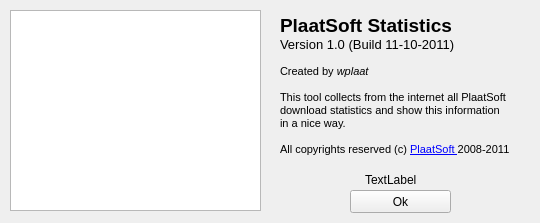
First picture: the form in src/about.ui, repository plaatsoft/plaatstats, before the edit.
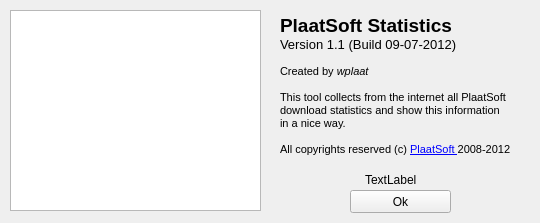
Second picture: the form after the edit.

What changed in the file:
```diff
--- a/src/about.ui
+++ b/src/about.ui
@@ -38,7 +38,7 @@
 p, li { white-space: pre-wrap; }
 &lt;/style&gt;&lt;/head&gt;&lt;body style=&quot; font-family:'MS Shell Dlg 2'; font-size:8.25pt; font-weight:400; font-style:normal;&quot;&gt;
 &lt;p style=&quot; margin-top:0px; margin-bottom:0px; margin-left:0px; margin-right:0px; -qt-block-indent:0; text-indent:0px;&quot;&gt;&lt;span style=&quot; font-size:14pt; font-weight:600;&quot;&gt;PlaatSoft Statistics&lt;/span&gt;&lt;/p&gt;
-&lt;p style=&quot; margin-top:0px; margin-bottom:0px; margin-left:0px; margin-right:0px; -qt-block-indent:0; text-indent:0px;&quot;&gt;&lt;span style=&quot; font-size:10pt;&quot;&gt;Version 1.0 (Build 11-10-2011)&lt;/span&gt;&lt;/p&gt;
+&lt;p style=&quot; margin-top:0px; margin-bottom:0px; margin-left:0px; margin-right:0px; -qt-block-indent:0; text-indent:0px;&quot;&gt;&lt;span style=&quot; font-size:10pt;&quot;&gt;Version 1.1 (Build 09-07-2012)&lt;/span&gt;&lt;/p&gt;
 &lt;p style=&quot; margin-top:0px; margin-bottom:0px; margin-left:0px; margin-right:0px; -qt-block-indent:0; text-indent:0px;&quot;&gt;&lt;span style=&quot; font-size:8pt;&quot;&gt;          &lt;/span&gt;&lt;/p&gt;
 &lt;p style=&quot; margin-top:0px; margin-bottom:0px; margin-left:0px; margin-right:0px; -qt-block-indent:0; text-indent:0px;&quot;&gt;&lt;span style=&quot; font-size:8pt;&quot;&gt;Created by &lt;/span&gt;&lt;span style=&quot; font-size:8pt; font-style:italic;&quot;&gt;wplaat&lt;/span&gt;&lt;/p&gt;
 &lt;p style=&quot; margin-top:0px; margin-bottom:0px; margin-left:0px; margin-right:0px; -qt-block-indent:0; text-indent:0px;&quot;&gt;&lt;span style=&quot; font-size:8pt;&quot;&gt;       &lt;/span&gt;&lt;/p&gt;
@@ -46,7 +46,7 @@
 &lt;p style=&quot; margin-top:0px; margin-bottom:0px; margin-left:0px; margin-right:0px; -qt-block-indent:0; text-indent:0px;&quot;&gt;&lt;span style=&quot; font-size:8pt;&quot;&gt;download statistics and show this information&lt;/span&gt;&lt;/p&gt;
 &lt;p style=&quot; margin-top:0px; margin-bottom:0px; margin-left:0px; margin-right:0px; -qt-block-indent:0; text-indent:0px;&quot;&gt;&lt;span style=&quot; font-size:8pt;&quot;&gt;in a nice way.&lt;/span&gt;&lt;/p&gt;
 &lt;p style=&quot;-qt-paragraph-type:empty; margin-top:0px; margin-bottom:0px; margin-left:0px; margin-right:0px; -qt-block-indent:0; text-indent:0px; font-size:8pt;&quot;&gt;&lt;/p&gt;
-&lt;p style=&quot; margin-top:0px; margin-bottom:0px; margin-left:0px; margin-right:0px; -qt-block-indent:0; text-indent:0px;&quot;&gt;&lt;span style=&quot; font-size:8pt;&quot;&gt;All copyrights reserved (c) &lt;/span&gt;&lt;a href=&quot;http://www.plaatsoft.nl&quot;&gt;&lt;span style=&quot; font-size:8pt; text-decoration: underline; color:#0000ff;&quot;&gt;PlaatSoft &lt;/span&gt;&lt;/a&gt;&lt;span style=&quot; font-size:8pt;&quot;&gt;2008-2011&lt;/span&gt;&lt;/p&gt;&lt;/body&gt;&lt;/html&gt;</string>
+&lt;p style=&quot; margin-top:0px; margin-bottom:0px; margin-left:0px; margin-right:0px; -qt-block-indent:0; text-indent:0px;&quot;&gt;&lt;span style=&quot; font-size:8pt;&quot;&gt;All copyrights reserved (c) &lt;/span&gt;&lt;a href=&quot;http://www.plaatsoft.nl&quot;&gt;&lt;span style=&quot; font-size:8pt; text-decoration: underline; color:#0000ff;&quot;&gt;PlaatSoft &lt;/span&gt;&lt;/a&gt;&lt;span style=&quot; font-size:8pt;&quot;&gt;2008-2012&lt;/span&gt;&lt;/p&gt;&lt;/body&gt;&lt;/html&gt;</string>
    </property>
   </widget>
   <widget class="QPushButton" name="pushButton">
```
